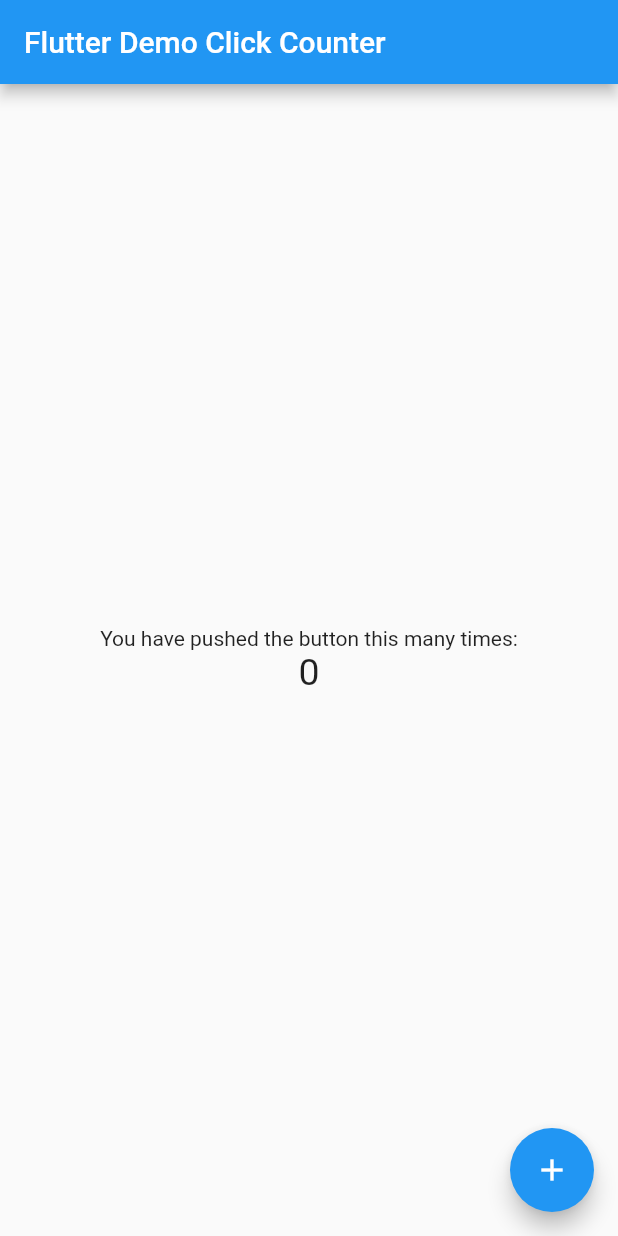
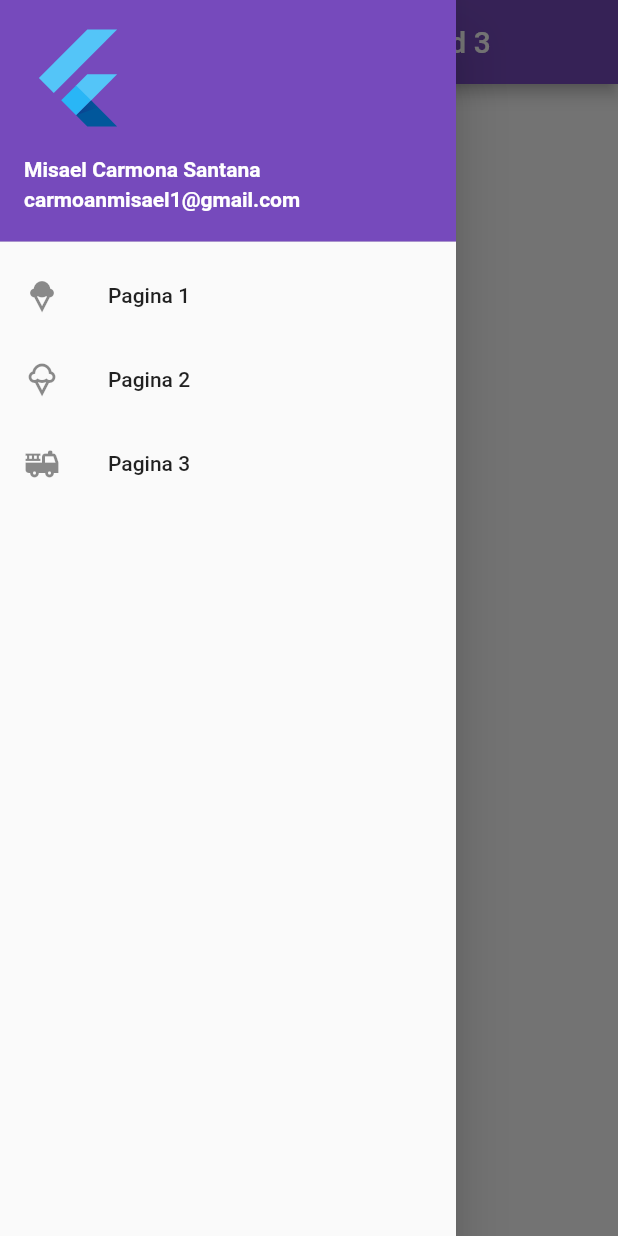
Before and after one commit to carmonaMisael/drawerflutlab, a Flutter app: the screen it shows after launch, with the side drawer open (before the commit the screen has no drawer), on a phone screen of 412 x 824 dp. Run offline on Flutter 3.47's test engine with Material 2 defaults, Android fonts, the phone set to English and light mode, and no system bars.

Commit message:
drawer v2

```diff
--- a/lib/main.dart
+++ b/lib/main.dart
@@ -4,11 +4,12 @@ void main() => runApp(MyApp());
 
 class MyApp extends StatelessWidget {
   const MyApp({super.key});
-  static const String _title = 'Flutter Stateful Clicker Counter';
+  static const String _title = 'Drawer en Flutter';
   // This widget is the root of your application.
   @override
   Widget build(BuildContext context) {
     return MaterialApp(
+      debugShowCheckedModeBanner: false,
       title: _title,
       theme: ThemeData(
         primarySwatch: Colors.blue,
@@ -20,71 +21,84 @@ class MyApp extends StatelessWidget {
 
 class MyHomePage extends StatefulWidget {
   const MyHomePage({super.key});
-  // This widget is the home page of your application. It is stateful, meaning
-  // that it has a State object (defined below) that contains fields that affect
-  // how it looks.
-  // This class is the configuration for the state.
   @override
   _MyHomePageState createState() => _MyHomePageState();
 }
 
 class _MyHomePageState extends State<MyHomePage> {
-  int _counter = 0;
-
-  void _incrementCounter() {
-    setState(() {
-      // This call to setState tells the Flutter framework that something has
-      // changed in this State, which causes it to rerun the build method below
-      // so that the display can reflect the updated values. If we changed
-      // _counter without calling setState(), then the build method would not be
-      // called again, and so nothing would appear to happen.
-      _counter++;
-    });
-  }
-
   @override
   Widget build(BuildContext context) {
-    // This method is rerun every time setState is called, for instance as done
-    // by the _incrementCounter method above.
-    //
-    // The Flutter framework has been optimized to make rerunning build methods
-    // fast, so that you can just rebuild anything that needs updating rather
-    // than having to individually change instances of widgets.
     return Scaffold(
       appBar: AppBar(
-        // Here we take the value from the MyHomePage object that was created by
-        // the App.build method, and use it to set our appbar title.
-        title: Text('Flutter Demo Click Counter'),
+        title: Text('Drawer Carmona Actividad 3'),
+        backgroundColor: const Color(0xff764abc),
       ),
-      body: Center(
-        // Center is a layout widget. It takes a single child and positions it
-        // in the middle of the parent.
-        child: Column(
-          // Column is also a layout widget. It takes a list of children and
-          // arranges them vertically. By default, it sizes itself to fit its
-          // children horizontally, and tries to be as tall as its parent.
-          //
-          // Column has various properties to control how it sizes itself and
-          // how it positions its children. Here we use mainAxisAlignment to
-          // center the children vertically; the main axis here is the vertical
-          // axis because Columns are vertical (the cross axis would be
-          // horizontal).
-          mainAxisAlignment: MainAxisAlignment.center,
-          children: <Widget>[
-            Text(
-              'You have pushed the button this many times:',
+      drawer: Drawer(
+        child: ListView(
+          // Important: Remove any padding from the ListView.
+          padding: EdgeInsets.zero,
+          children: [
+            const UserAccountsDrawerHeader(
+              // <-- SEE HERE
+              decoration: BoxDecoration(color: const Color(0xff764abc)),
+              accountName: Text(
+                "Misael Carmona Santana",
+                style: TextStyle(
+                  fontWeight: FontWeight.bold,
+                ),
+              ),
+              accountEmail: Text(
+                "carmoanmisael1@gmail.com",
+                style: TextStyle(
+                  fontWeight: FontWeight.bold,
+                ),
+              ),
+              currentAccountPicture: FlutterLogo(),
             ),
-            Text(
-              '$_counter',
-              style: TextStyle(fontSize: 25),
+            //const DrawerHeader(
+            //decoration: BoxDecoration(
+            //color: Colors.deepPurple,
+            //),
+            //child: Text('Encabezado del drawer'),
+            // ),
+            ListTile(
+              leading: Icon(
+                Icons.icecream,
+              ),
+              title: const Text('Pagina 1'),
+              onTap: () {
+                Navigator.pop(context);
+              },
+            ),
+            ListTile(
+              leading: Icon(
+                Icons.icecream_outlined,
+              ),
+              title: const Text('Pagina 2'),
+              onTap: () {
+                Navigator.pop(context);
+              },
+            ),
+            ListTile(
+              leading: Icon(
+                Icons.fire_truck,
+              ),
+              title: const Text('Pagina 3'),
+              onTap: () {
+                Navigator.pop(context);
+              },
             ),
           ],
         ),
       ),
-      floatingActionButton: FloatingActionButton(
-        onPressed: _incrementCounter,
-        tooltip: 'Increment',
-        child: Icon(Icons.add),
+      body: Center(
+        child: Column(
+          children: [
+            SizedBox(
+              height: 50,
+            ),
+          ],
+        ),
       ),
     );
   }
```
